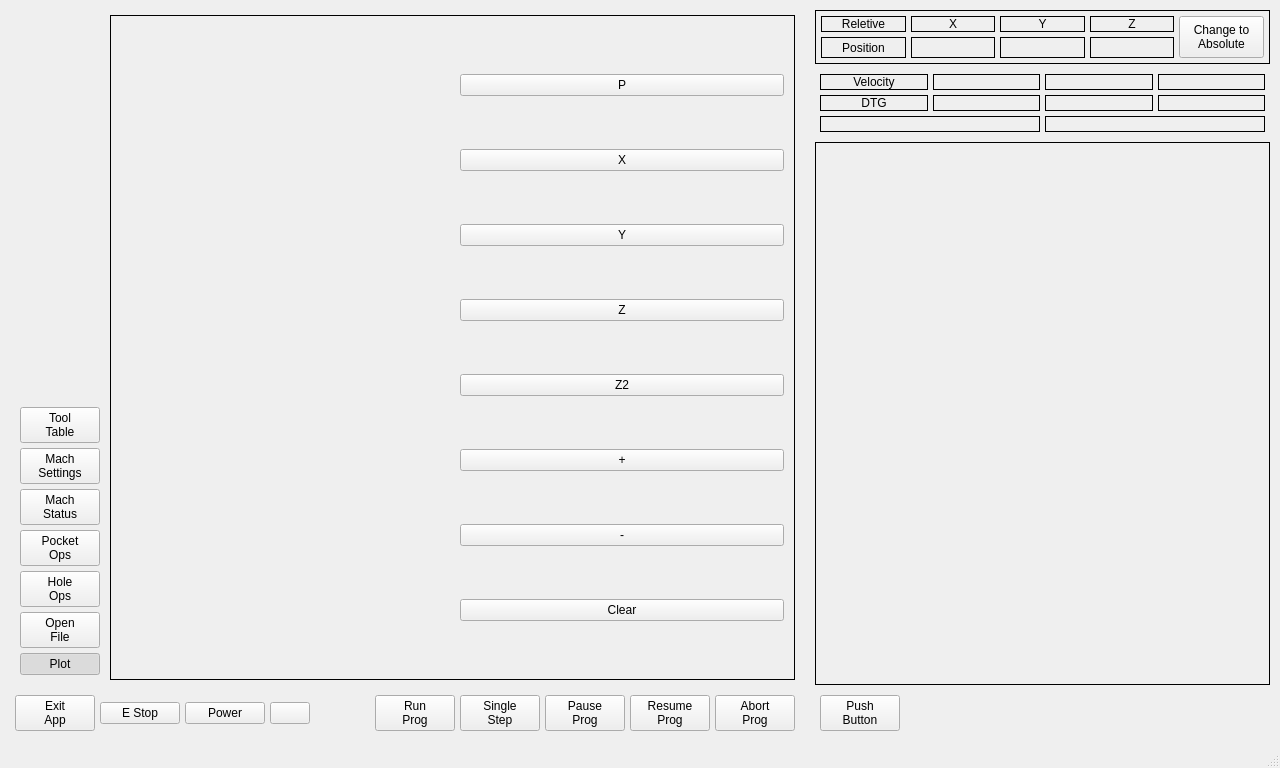
Old version of the form mill_touch_v6/ui/mainwindow.ui in the repository jethornton/mill_touch_v6.
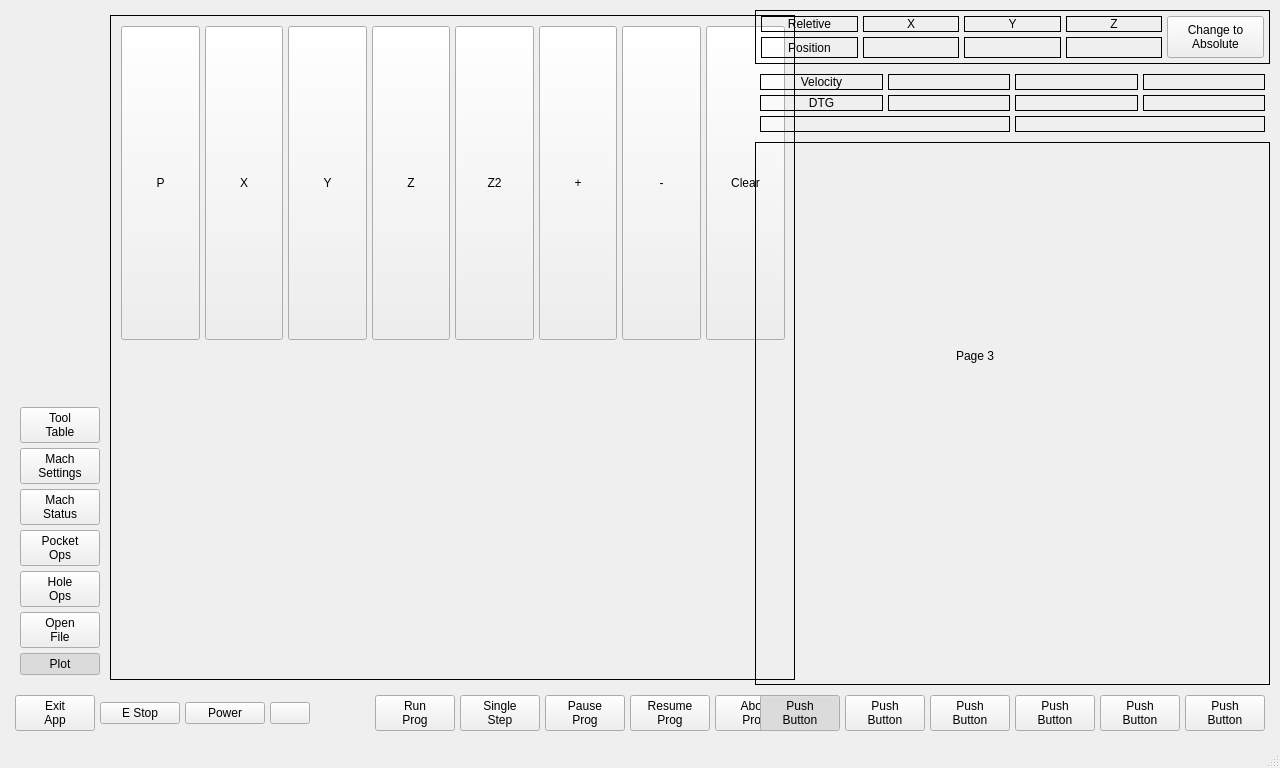
New version of the form. The open tabs and pages were chosen to show the change. Custom widgets are drawn as their Qt base class.

Commit message: primary layout wip

Diff of the .ui file:
```diff
--- a/mill_touch_v6/ui/mainwindow.ui
+++ b/mill_touch_v6/ui/mainwindow.ui
@@ -242,13 +242,10 @@
              <number>0</number>
             </property>
             <widget class="QWidget" name="page">
-             <layout class="QHBoxLayout" name="horizontalLayout_5">
+             <layout class="QVBoxLayout" name="verticalLayout_4">
               <item>
-               <widget class="VTKBackPlot" name="vtkbackplot"/>
-              </item>
-              <item>
-               <widget class="QWidget" name="widget" native="true">
-                <layout class="QVBoxLayout" name="verticalLayout_4">
+               <widget class="QWidget" name="horizontalWidget" native="true">
+                <layout class="QHBoxLayout" name="horizontalLayout_6">
                  <property name="spacing">
                   <number>5</number>
                  </property>
@@ -266,6 +263,12 @@
                  </property>
                  <item>
                   <widget class="QPushButton" name="plotP">
+                   <property name="sizePolicy">
+                    <sizepolicy hsizetype="Preferred" vsizetype="Preferred">
+                     <horstretch>0</horstretch>
+                     <verstretch>0</verstretch>
+                    </sizepolicy>
+                   </property>
                    <property name="text">
                     <string>P</string>
                    </property>
@@ -273,6 +276,12 @@
                  </item>
                  <item>
                   <widget class="QPushButton" name="plotX">
+                   <property name="sizePolicy">
+                    <sizepolicy hsizetype="Preferred" vsizetype="Preferred">
+                     <horstretch>0</horstretch>
+                     <verstretch>0</verstretch>
+                    </sizepolicy>
+                   </property>
                    <property name="text">
                     <string>X</string>
                    </property>
@@ -280,6 +289,12 @@
                  </item>
                  <item>
                   <widget class="QPushButton" name="plotY">
+                   <property name="sizePolicy">
+                    <sizepolicy hsizetype="Preferred" vsizetype="Preferred">
+                     <horstretch>0</horstretch>
+                     <verstretch>0</verstretch>
+                    </sizepolicy>
+                   </property>
                    <property name="text">
                     <string>Y</string>
                    </property>
@@ -287,6 +302,12 @@
                  </item>
                  <item>
                   <widget class="QPushButton" name="plotZ">
+                   <property name="sizePolicy">
+                    <sizepolicy hsizetype="Preferred" vsizetype="Preferred">
+                     <horstretch>0</horstretch>
+                     <verstretch>0</verstretch>
+                    </sizepolicy>
+                   </property>
                    <property name="text">
                     <string>Z</string>
                    </property>
@@ -294,6 +315,12 @@
                  </item>
                  <item>
                   <widget class="QPushButton" name="plotZ2">
+                   <property name="sizePolicy">
+                    <sizepolicy hsizetype="Preferred" vsizetype="Preferred">
+                     <horstretch>0</horstretch>
+                     <verstretch>0</verstretch>
+                    </sizepolicy>
+                   </property>
                    <property name="text">
                     <string>Z2</string>
                    </property>
@@ -301,6 +328,12 @@
                  </item>
                  <item>
                   <widget class="QPushButton" name="plotPlus">
+                   <property name="sizePolicy">
+                    <sizepolicy hsizetype="Preferred" vsizetype="Preferred">
+                     <horstretch>0</horstretch>
+                     <verstretch>0</verstretch>
+                    </sizepolicy>
+                   </property>
                    <property name="text">
                     <string>+</string>
                    </property>
@@ -308,13 +341,38 @@
                  </item>
                  <item>
                   <widget class="QPushButton" name="plotMinus">
+                   <property name="sizePolicy">
+                    <sizepolicy hsizetype="Preferred" vsizetype="Preferred">
+                     <horstretch>0</horstretch>
+                     <verstretch>0</verstretch>
+                    </sizepolicy>
+                   </property>
                    <property name="text">
                     <string>-</string>
                    </property>
                   </widget>
                  </item>
+                 <item>
+                  <spacer name="horizontalSpacer_3">
+                   <property name="orientation">
+                    <enum>Qt::Horizontal</enum>
+                   </property>
+                   <property name="sizeHint" stdset="0">
+                    <size>
+                     <width>40</width>
+                     <height>20</height>
+                    </size>
+                   </property>
+                  </spacer>
+                 </item>
                  <item>
                   <widget class="QPushButton" name="plotClear">
+                   <property name="sizePolicy">
+                    <sizepolicy hsizetype="Preferred" vsizetype="Preferred">
+                     <horstretch>0</horstretch>
+                     <verstretch>0</verstretch>
+                    </sizepolicy>
+                   </property>
                    <property name="text">
                     <string>Clear</string>
                    </property>
@@ -323,6 +381,9 @@
                 </layout>
                </widget>
               </item>
+              <item>
+               <widget class="VTKBackPlot" name="vtkbackplot"/>
+              </item>
              </layout>
             </widget>
             <widget class="QWidget" name="page_2">
@@ -1044,8 +1105,99 @@
          <property name="frameShape">
           <enum>QFrame::Box</enum>
          </property>
-         <widget class="QWidget" name="page_3"/>
-         <widget class="QWidget" name="page_4"/>
+         <property name="currentIndex">
+          <number>0</number>
+         </property>
+         <widget class="QWidget" name="page_3">
+          <widget class="QLabel" name="label_13">
+           <property name="geometry">
+            <rect>
+             <x>145</x>
+             <y>165</y>
+             <width>61</width>
+             <height>15</height>
+            </rect>
+           </property>
+           <property name="text">
+            <string>Page 1</string>
+           </property>
+          </widget>
+         </widget>
+         <widget class="QWidget" name="page_4">
+          <widget class="QLabel" name="label_20">
+           <property name="geometry">
+            <rect>
+             <x>175</x>
+             <y>180</y>
+             <width>61</width>
+             <height>15</height>
+            </rect>
+           </property>
+           <property name="text">
+            <string>Page 2</string>
+           </property>
+          </widget>
+         </widget>
+         <widget class="QWidget" name="page_12">
+          <widget class="QLabel" name="label_21">
+           <property name="geometry">
+            <rect>
+             <x>200</x>
+             <y>205</y>
+             <width>61</width>
+             <height>15</height>
+            </rect>
+           </property>
+           <property name="text">
+            <string>Page 3</string>
+           </property>
+          </widget>
+         </widget>
+         <widget class="QWidget" name="page_13">
+          <widget class="QLabel" name="label_22">
+           <property name="geometry">
+            <rect>
+             <x>180</x>
+             <y>205</y>
+             <width>61</width>
+             <height>15</height>
+            </rect>
+           </property>
+           <property name="text">
+            <string>Page 4</string>
+           </property>
+          </widget>
+         </widget>
+         <widget class="QWidget" name="page_14">
+          <widget class="QLabel" name="label_23">
+           <property name="geometry">
+            <rect>
+             <x>285</x>
+             <y>175</y>
+             <width>61</width>
+             <height>15</height>
+            </rect>
+           </property>
+           <property name="text">
+            <string>Page 5</string>
+           </property>
+          </widget>
+         </widget>
+         <widget class="QWidget" name="page_15">
+          <widget class="QLabel" name="label_24">
+           <property name="geometry">
+            <rect>
+             <x>185</x>
+             <y>260</y>
+             <width>61</width>
+             <height>15</height>
+            </rect>
+           </property>
+           <property name="text">
+            <string>Page 6</string>
+           </property>
+          </widget>
+         </widget>
         </widget>
        </item>
        <item>
@@ -1072,6 +1224,103 @@
              <string>Push
 Button</string>
             </property>
+            <property name="checkable">
+             <bool>true</bool>
+            </property>
+            <property name="checked">
+             <bool>true</bool>
+            </property>
+            <property name="page" stdset="0">
+             <number>0</number>
+            </property>
+            <attribute name="buttonGroup">
+             <string notr="true">sideBtnGroup</string>
+            </attribute>
+           </widget>
+          </item>
+          <item>
+           <widget class="QPushButton" name="pushButton_9">
+            <property name="text">
+             <string>Push
+Button</string>
+            </property>
+            <property name="checkable">
+             <bool>true</bool>
+            </property>
+            <property name="page" stdset="0">
+             <number>1</number>
+            </property>
+            <attribute name="buttonGroup">
+             <string notr="true">sideBtnGroup</string>
+            </attribute>
+           </widget>
+          </item>
+          <item>
+           <widget class="QPushButton" name="pushButton_10">
+            <property name="text">
+             <string>Push
+Button</string>
+            </property>
+            <property name="checkable">
+             <bool>true</bool>
+            </property>
+            <property name="page" stdset="0">
+             <number>2</number>
+            </property>
+            <attribute name="buttonGroup">
+             <string notr="true">sideBtnGroup</string>
+            </attribute>
+           </widget>
+          </item>
+          <item>
+           <widget class="QPushButton" name="pushButton_11">
+            <property name="text">
+             <string>Push
+Button</string>
+            </property>
+            <property name="checkable">
+             <bool>true</bool>
+            </property>
+            <property name="page" stdset="0">
+             <number>3</number>
+            </property>
+            <attribute name="buttonGroup">
+             <string notr="true">sideBtnGroup</string>
+            </attribute>
+           </widget>
+          </item>
+          <item>
+           <widget class="QPushButton" name="pushButton_12">
+            <property name="text">
+             <string>Push
+Button</string>
+            </property>
+            <property name="checkable">
+             <bool>true</bool>
+            </property>
+            <property name="page" stdset="0">
+             <number>4</number>
+            </property>
+            <attribute name="buttonGroup">
+             <string notr="true">sideBtnGroup</string>
+            </attribute>
+           </widget>
+          </item>
+          <item>
+           <widget class="QPushButton" name="pushButton_13">
+            <property name="text">
+             <string>Push
+Button</string>
+            </property>
+            <property name="checkable">
+             <bool>true</bool>
+            </property>
+            <property name="page" stdset="0">
+             <number>5</number>
+            </property>
+            <attribute name="buttonGroup">
+             <string notr="true">sideBtnGroup</string>
+            </attribute>
            </widget>
           </item>
           <item>
```
Left out of the diff: 3 changed lines with no effect on the pictures. The commit also changes 3 other files.
